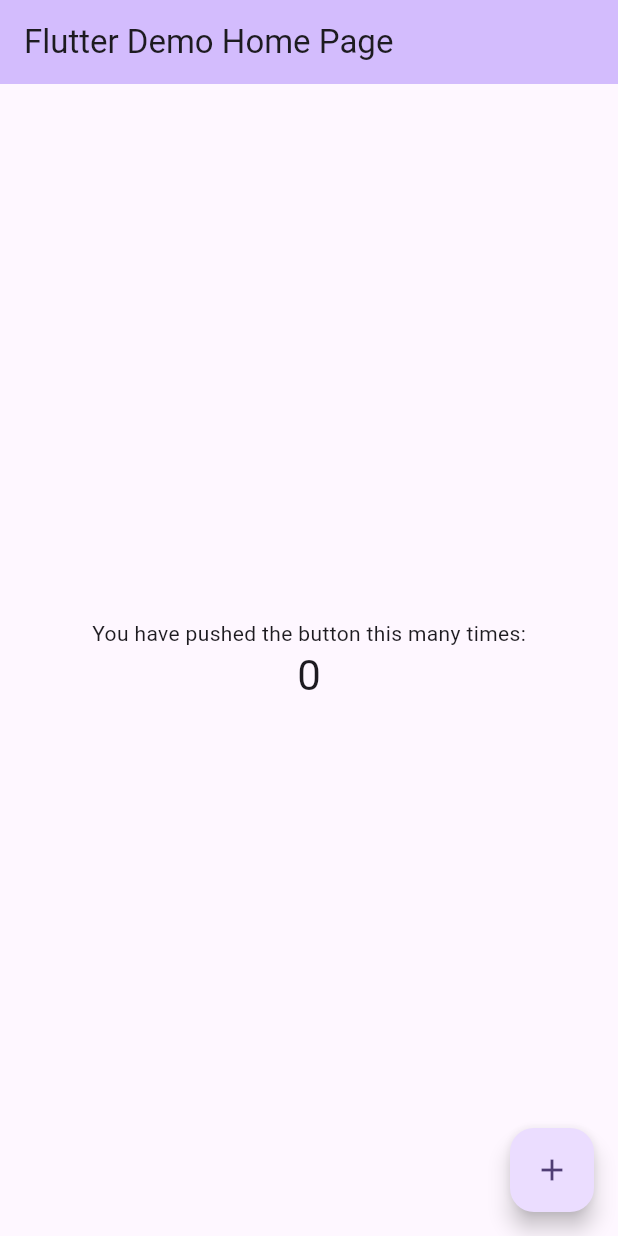
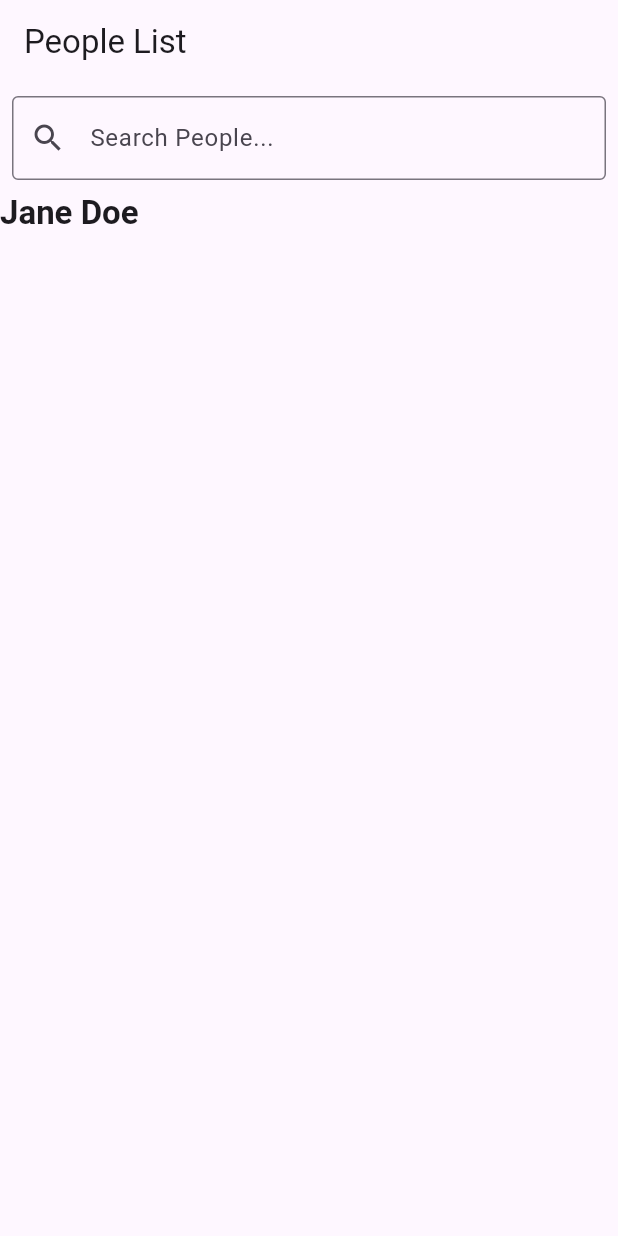
Before and after one commit to SUNIL-SIMON/PeopleSearcher, a Flutter app: the screen it shows after launch, on a phone screen of 412 x 824 dp. Run offline on Flutter 3.47's test engine with Material 3 defaults, Android fonts, the phone set to English and light mode, and no system bars.

Commit message:
Architecture, ListView, Search logic
1. added app with changeNotifier MVVM architecture.
2. ListView with search bar, to list all the names.
3. Search logic for 'contains' text.
4. Dependency injection for mocking the list.

```diff
--- /dev/null
+++ b/lib/MyApp.dart
@@ -0,0 +1,29 @@
+import 'package:flutter/cupertino.dart';
+import 'package:flutter/material.dart';
+import 'package:provider/provider.dart';
+import 'PeopleList/PeopleListView.dart';
+import 'PeopleList/PeopleViewModel.dart';
+
+final GlobalKey<NavigatorState> navigatorKey = GlobalKey<NavigatorState>();
+class MyApp extends StatelessWidget {
+
+  PeopleViewModel peopleListViewModel;
+
+  MyApp({super.key,required this.peopleListViewModel});
+
+
+  @override
+  Widget build(BuildContext context) {
+    return ChangeNotifierProvider<PeopleViewModel>(
+      create: (_) => peopleListViewModel,
+      child: MaterialApp(
+        title: 'Flutter App',
+        theme: ThemeData(
+          primarySwatch: Colors.blue,
+        ),
+        navigatorKey: navigatorKey,  // Set the navigator key
+        home: PeopleListView(),
+      ),
+    );
+  }
+}
--- /dev/null
+++ b/lib/PeopleList/PeopleListRepository.dart
@@ -0,0 +1,5 @@
+import 'PersonModel.dart';
+
+abstract class PeopleListRepository {
+  Future<List<PersonModel>> fetchList(int page);
+}
--- /dev/null
+++ b/lib/PeopleList/PeopleListView.dart
@@ -0,0 +1,76 @@
+import 'package:flutter/cupertino.dart';
+import 'package:flutter/material.dart';
+import 'package:provider/provider.dart';
+
+import 'PeopleViewModel.dart';
+
+class PeopleListView extends StatelessWidget {
+  PeopleListView({super.key});
+
+  final TextEditingController _searchController = TextEditingController();
+
+  @override
+  Widget build(BuildContext context) {
+    return Scaffold(
+      appBar: AppBar(
+        title: const Text('People List'),
+      ),
+      body: Consumer<PeopleViewModel>(
+        builder: (context, viewModel, child) {
+          return NotificationListener<ScrollNotification>(
+            onNotification: (scrollNotification) {
+              if (scrollNotification is ScrollUpdateNotification &&
+                  scrollNotification.metrics.pixels ==
+                      scrollNotification.metrics.maxScrollExtent) {
+                viewModel.loadPeople();
+              }
+              return false;
+            },
+            child: Column(
+              children: [
+                // Search bar
+                Padding(
+                  padding: const EdgeInsets.all(8.0),
+                  child: TextField(
+                    controller: _searchController,
+                    decoration: const InputDecoration(
+                      hintText: 'Search People...',
+                      prefixIcon: Icon(Icons.search),
+                      border: OutlineInputBorder(),
+                    ),
+                    onChanged: (query) {
+                      viewModel.searchPeople(query);
+                    },
+                  ),
+                ),
+
+                Expanded(
+                  child: ListView.builder(
+                    itemCount: viewModel.filteredPeople.length + (viewModel.isLoading ? 1 : 0),
+                    itemBuilder: (context, index) {
+                      if (index == viewModel.filteredPeople.length) {
+                        return const Padding(
+                          padding: EdgeInsets.all(16.0),
+                          child: Center(child: CircularProgressIndicator()),
+                        );
+                      }
+
+                      final person = viewModel.filteredPeople[index];
+
+                      return Text(
+                        person.name,
+                        style: Theme.of(context).textTheme.headline6?.copyWith(
+                          fontWeight: FontWeight.bold,
+                        ),
+                      );
+                    },
+                  ),
+                ),
+              ],
+            ),
+          );
+        },
+      ),
+    );
+  }
+}
--- /dev/null
+++ b/lib/PeopleList/PeopleViewModel.dart
@@ -0,0 +1,69 @@
+import 'package:flutter/cupertino.dart';
+import 'package:flutter/material.dart';
+
+import 'PeopleListRepository.dart';
+import 'PersonModel.dart';
+
+class PeopleViewModel extends ChangeNotifier {
+  final PeopleListRepository _peopleRepository;
+  List<PersonModel> people = [];
+  List<PersonModel> filteredPeople = [];
+  bool _isLoading = false;
+  int _page = 1;
+  String _searchQuery = '';
+
+
+  PeopleViewModel(this._peopleRepository){
+    loadPeople();
+  }
+
+  bool get isLoading => _isLoading;
+
+  Future<void> init() async {
+    await loadPeople();
+  }
+
+  Future<void> loadPeople() async {
+    if (_isLoading) return;
+
+    _isLoading = true;
+    notifyListeners();
+
+    try {
+      final newPeople = await _peopleRepository.fetchList(_page);
+      people.addAll(newPeople);
+      searchPeople(_searchQuery);
+      _page++;
+    } catch (e) {
+      print("THROW ERROR");
+    }
+
+    _isLoading = false;
+    notifyListeners();
+  }
+
+  void searchPeople(String query) {
+    _searchQuery = query;
+
+    if (_searchQuery.isEmpty) {
+      filteredPeople = List.from(people);
+    } else {
+      filteredPeople = people.where((person) {
+        return person.name.toLowerCase().contains(_searchQuery.toLowerCase());
+      }).toList();
+    }
+
+    notifyListeners();
+  }
+
+  void routeTo(BuildContext context, StatelessWidget widget) {
+    Navigator.push(
+      context,
+      MaterialPageRoute(
+        builder: (context) => widget,
+      ),
+    );
+  }
+
+
+}
--- /dev/null
+++ b/lib/PeopleList/PersonModel.dart
@@ -0,0 +1,41 @@
+
+class PersonModel {
+  final String gender;
+  final String name;
+  final String email;
+  final String username;
+  final String phone;
+  final String cell;
+  final String pictureLargeUrl;
+  final String pictureThumbnailUrl;
+  final String address;
+  final int age;
+
+  PersonModel({
+    required this.gender,
+    required this.name,
+    required this.email,
+    required this.username,
+    required this.phone,
+    required this.cell,
+    required this.pictureLargeUrl,
+    required this.pictureThumbnailUrl,
+    required this.address,
+    required this.age,
+  });
+
+  factory PersonModel.fromJson(Map<String, dynamic> json) {
+    return PersonModel(
+      gender: json['gender'],
+      name: '${json['name']['first']} ${json['name']['last']}',
+      email: json['email'],
+      username: json['login']['username'],
+      phone: json['phone'],
+      cell: json['cell'],
+      pictureLargeUrl: json['picture']['large'],
+      pictureThumbnailUrl: json['picture']['thumbnail'],
+      address: '${json['location']['street']['name']} ${json['location']['street']['number']}, ${json['location']['city']}, ${json['location']['state']}',
+      age: json['dob']['age'],
+    );
+  }
+}
--- a/lib/main.dart
+++ b/lib/main.dart
@@ -1,125 +1,13 @@
 import 'package:flutter/material.dart';
+import 'MyApp.dart';
+import 'PeopleList/PeopleViewModel.dart';
+import 'Testing/PeopleListMockRepository.dart';
 
 void main() {
-  runApp(const MyApp());
+  //USE PeopleListDependencyProvider CLASS TO INJECT THE OBJECTS FOR PRODUCTION or TESTING HERE
+  runApp(MyApp(peopleListViewModel: PeopleListDependencyProvider().peopleListMockViewModel));
 }
 
-class MyApp extends StatelessWidget {
-  const MyApp({super.key});
-
-  // This widget is the root of your application.
-  @override
-  Widget build(BuildContext context) {
-    return MaterialApp(
-      title: 'Flutter Demo',
-      theme: ThemeData(
-        // This is the theme of your application.
-        //
-        // TRY THIS: Try running your application with "flutter run". You'll see
-        // the application has a purple toolbar. Then, without quitting the app,
-        // try changing the seedColor in the colorScheme below to Colors.green
-        // and then invoke "hot reload" (save your changes or press the "hot
-        // reload" button in a Flutter-supported IDE, or press "r" if you used
-        // the command line to start the app).
-        //
-        // Notice that the counter didn't reset back to zero; the application
-        // state is not lost during the reload. To reset the state, use hot
-        // restart instead.
-        //
-        // This works for code too, not just values: Most code changes can be
-        // tested with just a hot reload.
-        colorScheme: ColorScheme.fromSeed(seedColor: Colors.deepPurple),
-        useMaterial3: true,
-      ),
-      home: const MyHomePage(title: 'Flutter Demo Home Page'),
-    );
-  }
+class PeopleListDependencyProvider {
+  final peopleListMockViewModel = PeopleViewModel(PeopleListMockRepository());
 }
-
-class MyHomePage extends StatefulWidget {
-  const MyHomePage({super.key, required this.title});
-
-  // This widget is the home page of your application. It is stateful, meaning
-  // that it has a State object (defined below) that contains fields that affect
-  // how it looks.
-
-  // This class is the configuration for the state. It holds the values (in this
-  // case the title) provided by the parent (in this case the App widget) and
-  // used by the build method of the State. Fields in a Widget subclass are
-  // always marked "final".
-
-  final String title;
-
-  @override
-  State<MyHomePage> createState() => _MyHomePageState();
-}
-
-class _MyHomePageState extends State<MyHomePage> {
-  int _counter = 0;
-
-  void _incrementCounter() {
-    setState(() {
-      // This call to setState tells the Flutter framework that something has
-      // changed in this State, which causes it to rerun the build method below
-      // so that the display can reflect the updated values. If we changed
-      // _counter without calling setState(), then the build method would not be
-      // called again, and so nothing would appear to happen.
-      _counter++;
-    });
-  }
-
-  @override
-  Widget build(BuildContext context) {
-    // This method is rerun every time setState is called, for instance as done
-    // by the _incrementCounter method above.
-    //
-    // The Flutter framework has been optimized to make rerunning build methods
-    // fast, so that you can just rebuild anything that needs updating rather
-    // than having to individually change instances of widgets.
-    return Scaffold(
-      appBar: AppBar(
-        // TRY THIS: Try changing the color here to a specific color (to
-        // Colors.amber, perhaps?) and trigger a hot reload to see the AppBar
-        // change color while the other colors stay the same.
-        backgroundColor: Theme.of(context).colorScheme.inversePrimary,
-        // Here we take the value from the MyHomePage object that was created by
-        // the App.build method, and use it to set our appbar title.
-        title: Text(widget.title),
-      ),
-      body: Center(
-        // Center is a layout widget. It takes a single child and positions it
-        // in the middle of the parent.
-        child: Column(
-          // Column is also a layout widget. It takes a list of children and
-          // arranges them vertically. By default, it sizes itself to fit its
-          // children horizontally, and tries to be as tall as its parent.
-          //
-          // Column has various properties to control how it sizes itself and
-          // how it positions its children. Here we use mainAxisAlignment to
-          // center the children vertically; the main axis here is the vertical
-          // axis because Columns are vertical (the cross axis would be
-          // horizontal).
-          //
-          // TRY THIS: Invoke "debug painting" (choose the "Toggle Debug Paint"
-          // action in the IDE, or press "p" in the console), to see the
-          // wireframe for each widget.
-          mainAxisAlignment: MainAxisAlignment.center,
-          children: <Widget>[
-            const Text(
-              'You have pushed the button this many times:',
-            ),
-            Text(
-              '$_counter',
-              style: Theme.of(context).textTheme.headlineMedium,
-            ),
-          ],
-        ),
-      ),
-      floatingActionButton: FloatingActionButton(
-        onPressed: _incrementCounter,
-        tooltip: 'Increment',
-        child: const Icon(Icons.add),
-      ), // This trailing comma makes auto-formatting nicer for build methods.
-    );
-  }
-}
--- a/pubspec.yaml
+++ b/pubspec.yaml
@@ -31,7 +31,8 @@ dependencies:
   flutter:
     sdk: flutter
 
-
+  provider: ^6.0.5
+  http: ^1.2.0
   # The following adds the Cupertino Icons font to your application.
   # Use with the CupertinoIcons class for iOS style icons.
   cupertino_icons: ^1.0.2
```
Also changed, not shown: lib/Testing/PeopleListMockRepository.dart (added, +21 -0 lines), pubspec.lock, 1 other file.
